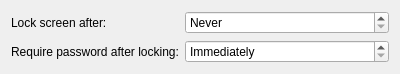
Above: kcm/kcm.ui from KDE/kscreenlocker before the change. Below: the same form after it.
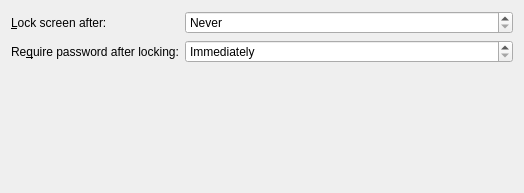
That is the form after the change.

```diff
--- a/kcm/kcm.ui
+++ b/kcm/kcm.ui
@@ -6,21 +6,30 @@
    <rect>
     <x>0</x>
     <y>0</y>
-    <width>400</width>
-    <height>65</height>
+    <width>524</width>
+    <height>193</height>
    </rect>
   </property>
+  <property name="sizePolicy">
+   <sizepolicy hsizetype="Preferred" vsizetype="Fixed">
+    <horstretch>0</horstretch>
+    <verstretch>0</verstretch>
+   </sizepolicy>
+  </property>
   <property name="windowTitle">
    <string>Form</string>
   </property>
   <layout class="QFormLayout" name="formLayout">
+   <property name="sizeConstraint">
+    <enum>QLayout::SetMinimumSize</enum>
+   </property>
    <property name="fieldGrowthPolicy">
     <enum>QFormLayout::ExpandingFieldsGrow</enum>
    </property>
    <item row="0" column="0">
     <widget class="QLabel" name="label">
      <property name="text">
-      <string>Lock screen after:</string>
+      <string>&amp;Lock screen after:</string>
      </property>
      <property name="buddy">
       <cstring>kcfg_Timeout</cstring>
@@ -46,7 +55,7 @@
    <item row="1" column="0">
     <widget class="QLabel" name="label_2">
      <property name="text">
-      <string>Require password after locking:</string>
+      <string>Re&amp;quire password after locking:</string>
      </property>
      <property name="buddy">
       <cstring>kcfg_LockGrace</cstring>
```
